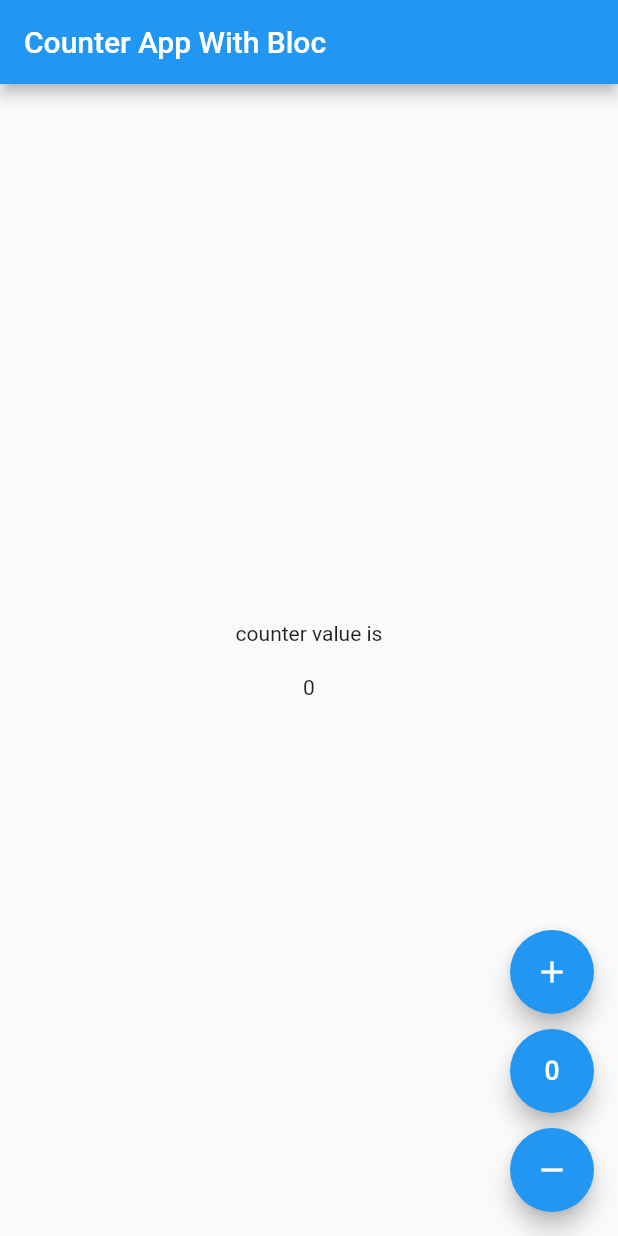
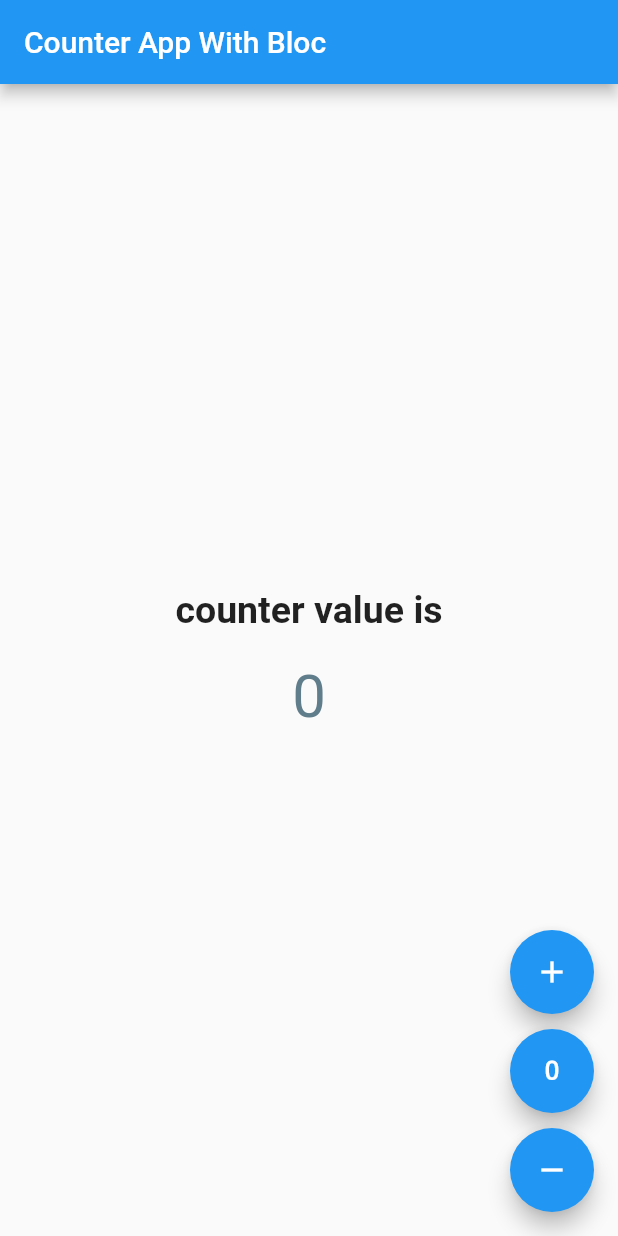
Before and after one commit to zahraaliloutfi/bloc_counter_app, a Flutter app: the screen it shows after launch, on a phone screen of 412 x 824 dp. Run offline on Flutter 3.47's test engine with Material 2 defaults, Android fonts, the phone set to English and light mode, and no system bars; our stand-ins replace bloc, flutter_bloc.

Commit message:
زهره

```diff
--- a/lib/presentation/home.dart
+++ b/lib/presentation/home.dart
@@ -15,16 +15,29 @@ class HomeScreen extends StatelessWidget {
           child: Column(
             mainAxisAlignment: MainAxisAlignment.center,
             children: [
-              Text('counter value is'),
-              SizedBox(
+              const Text(
+                'counter value is',
+                style: TextStyle(
+                  fontSize: 25,
+                  fontWeight: FontWeight.bold,
+                ),
+              ),
+              const SizedBox(
                 height: 20,
               ),
               BlocBuilder<CounterAppBloc, CounterAppState>(
                 builder: (context, state) {
                   if (state is CounterAppInitial) {
-                    return Text('0');
+                    return const Text(
+                      '0',
+                      style: TextStyle(fontSize: 40, color: Colors.blueGrey),
+                    );
                   } else if (state is CounterValueChangedState) {
-                    return Text(state.counter.toString());
+                    return Text(
+                      state.counter.toString(),
+                      style:
+                          const TextStyle(fontSize: 40, color: Colors.blueGrey),
+                    );
                   } else {
                     return Container();
                   }
@@ -37,7 +50,9 @@ class HomeScreen extends StatelessWidget {
           mainAxisAlignment: MainAxisAlignment.end,
           children: [
             FloatingActionButton(
-              onPressed: () {},
+              onPressed: () {
+                BlocProvider.of<CounterAppBloc>(context).add(IncrementEvent());
+              },
               child: const Icon(
                 Icons.add,
               ),
@@ -46,7 +61,11 @@ class HomeScreen extends StatelessWidget {
               height: 10,
             ),
             FloatingActionButton(
-              onPressed: () {},
+              onPressed: () {
+                // BlocProvider.of<CounterAppBloc>(context).add(ResetEvent());
+                //another way
+                context.read<CounterAppBloc>().add(ResetEvent());
+              },
               child: const Icon(
                 Icons.exposure_zero,
               ),
@@ -55,7 +74,9 @@ class HomeScreen extends StatelessWidget {
               height: 10,
             ),
             FloatingActionButton(
-              onPressed: () {},
+              onPressed: () {
+                BlocProvider.of<CounterAppBloc>(context).add(DecrementEvent());
+              },
               child: const Icon(
                 Icons.remove,
               ),
```
